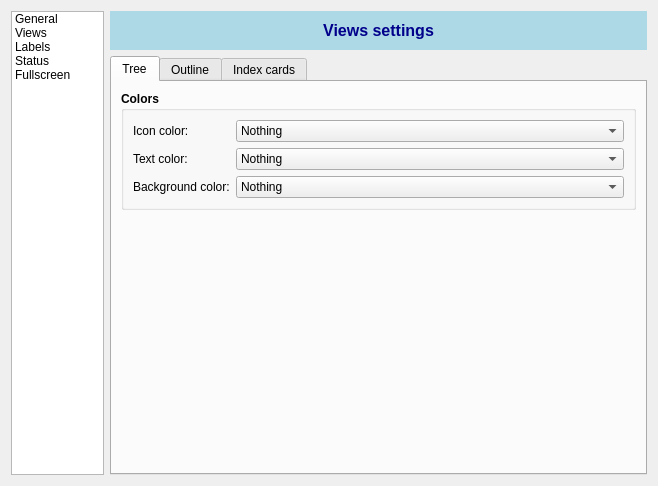
Before: the Qt Designer form src/ui/settings.ui in olivierkes/manuskript, drawn with Qt 5.
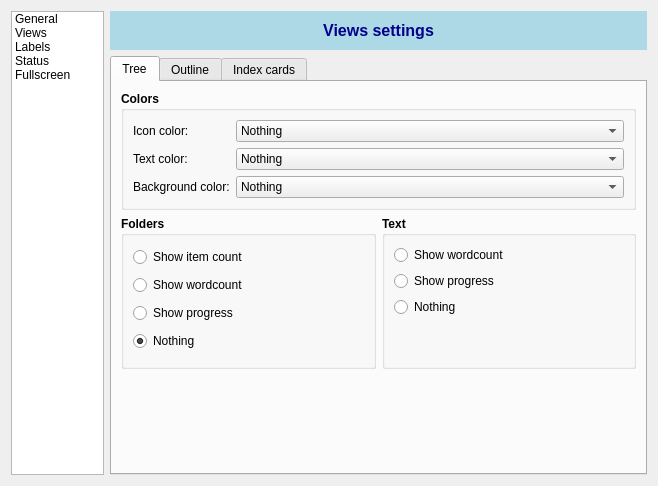
After: the same form once the commit is applied. The open tabs and pages were chosen to show the change. Icons and pictures are not drawn.

Commit message: Infos in tree views

The edit to the form file:
```diff
--- a/src/ui/settings.ui
+++ b/src/ui/settings.ui
@@ -548,6 +548,153 @@
              </layout>
             </widget>
            </item>
+           <item>
+            <layout class="QHBoxLayout" name="horizontalLayout_9">
+             <item>
+              <widget class="QGroupBox" name="groupBox_8">
+               <property name="font">
+                <font>
+                 <weight>75</weight>
+                 <bold>true</bold>
+                </font>
+               </property>
+               <property name="title">
+                <string>Folders</string>
+               </property>
+               <layout class="QVBoxLayout" name="verticalLayout_15">
+                <item>
+                 <widget class="QRadioButton" name="rdoTreeItemCount">
+                  <property name="font">
+                   <font>
+                    <weight>50</weight>
+                    <bold>false</bold>
+                   </font>
+                  </property>
+                  <property name="text">
+                   <string>Show item count</string>
+                  </property>
+                 </widget>
+                </item>
+                <item>
+                 <widget class="QRadioButton" name="rdoTreeWC">
+                  <property name="font">
+                   <font>
+                    <weight>50</weight>
+                    <bold>false</bold>
+                   </font>
+                  </property>
+                  <property name="text">
+                   <string>Show wordcount</string>
+                  </property>
+                 </widget>
+                </item>
+                <item>
+                 <widget class="QRadioButton" name="rdoTreeProgress">
+                  <property name="font">
+                   <font>
+                    <weight>50</weight>
+                    <bold>false</bold>
+                   </font>
+                  </property>
+                  <property name="text">
+                   <string>Show progress</string>
+                  </property>
+                 </widget>
+                </item>
+                <item>
+                 <widget class="QRadioButton" name="rdoTreeNothing">
+                  <property name="font">
+                   <font>
+                    <weight>50</weight>
+                    <bold>false</bold>
+                   </font>
+                  </property>
+                  <property name="text">
+                   <string>Nothing</string>
+                  </property>
+                  <property name="checked">
+                   <bool>true</bool>
+                  </property>
+                 </widget>
+                </item>
+               </layout>
+              </widget>
+             </item>
+             <item>
+              <widget class="QGroupBox" name="groupBox_9">
+               <property name="font">
+                <font>
+                 <weight>75</weight>
+                 <bold>true</bold>
+                </font>
+               </property>
+               <property name="title">
+                <string>Text</string>
+               </property>
+               <layout class="QVBoxLayout" name="verticalLayout_16">
+                <item>
+                 <widget class="QRadioButton" name="rdoTreeTextWC">
+                  <property name="font">
+                   <font>
+                    <weight>50</weight>
+                    <bold>false</bold>
+                   </font>
+                  </property>
+                  <property name="text">
+                   <string>Show wordcount</string>
+                  </property>
+                 </widget>
+                </item>
+                <item>
+                 <widget class="QRadioButton" name="rdoTreeTextProgress">
+                  <property name="font">
+                   <font>
+                    <weight>50</weight>
+                    <bold>false</bold>
+                   </font>
+                  </property>
+                  <property name="text">
+                   <string>Show progress</string>
+                  </property>
+                 </widget>
+                </item>
+                <item>
+                 <widget class="QRadioButton" name="rdoTreeTextNothing">
+                  <property name="font">
+                   <font>
+                    <weight>50</weight>
+                    <bold>false</bold>
+                   </font>
+                  </property>
+                  <property name="text">
+                   <string>Nothing</string>
+                  </property>
+                 </widget>
+                </item>
+                <item>
+                 <spacer name="verticalSpacer_6">
+                  <property name="font">
+                   <font>
+                    <weight>50</weight>
+                    <bold>false</bold>
+                   </font>
+                  </property>
+                  <property name="orientation">
+                   <enum>Qt::Vertical</enum>
+                  </property>
+                  <property name="sizeHint" stdset="0">
+                   <size>
+                    <width>20</width>
+                    <height>40</height>
+                   </size>
+                  </property>
+                 </spacer>
+                </item>
+               </layout>
+              </widget>
+             </item>
+            </layout>
+           </item>
            <item>
             <spacer name="verticalSpacer_3">
              <property name="orientation">
```
Left out of the diff: 18 changed lines with no effect on the pictures. The commit also changes 5 other files.
